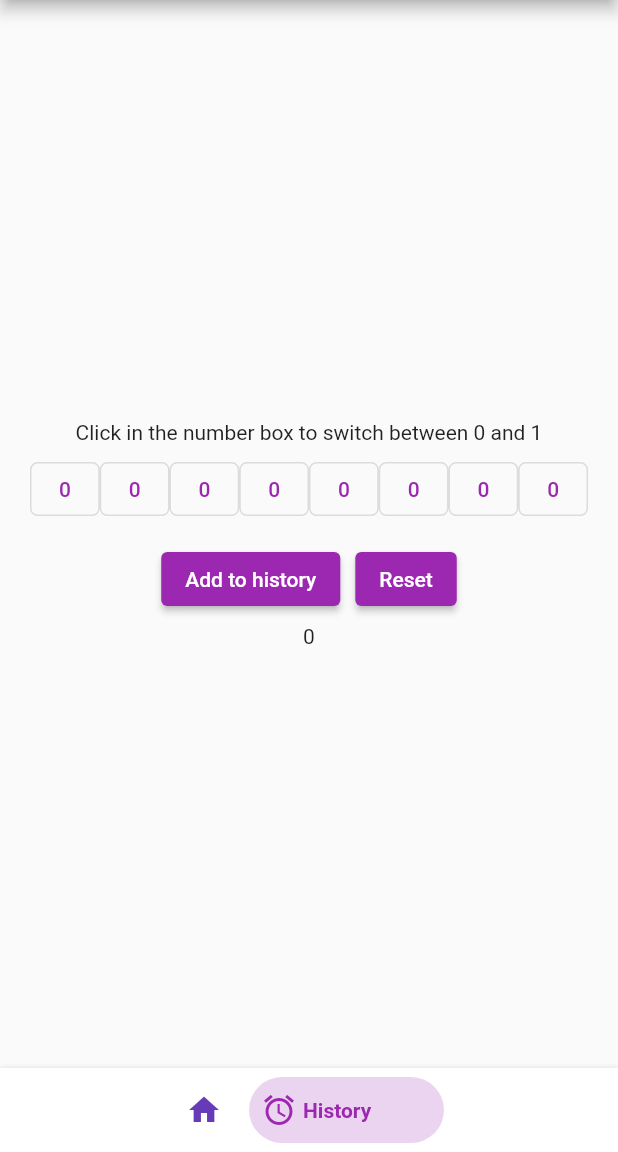
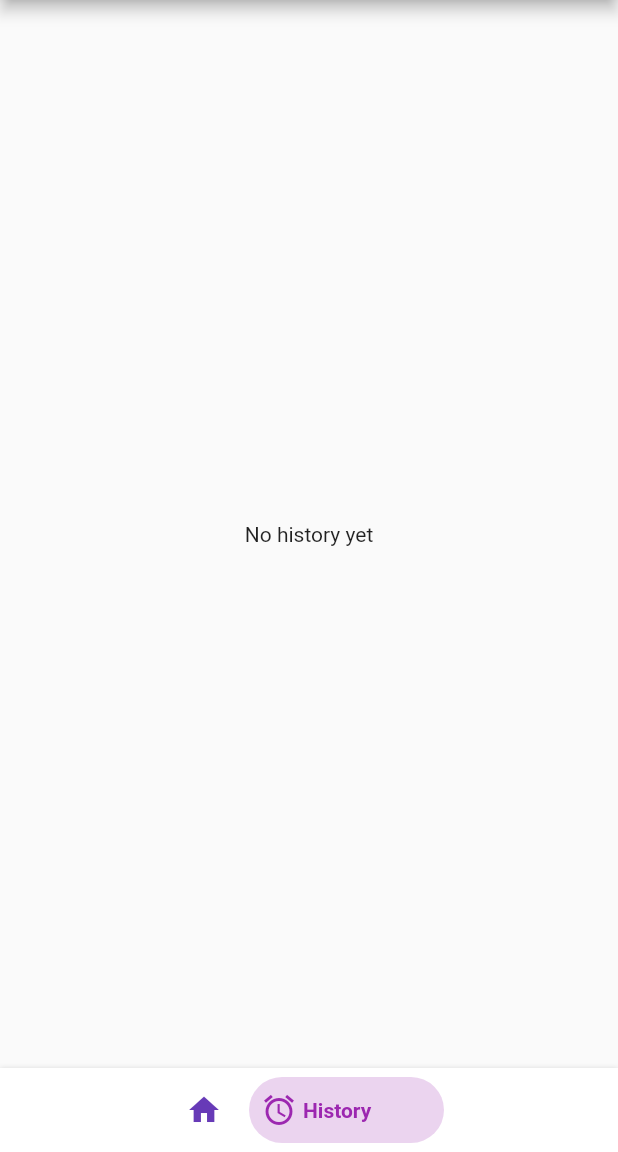
Before and after one commit to aostephano/bin2dec, a Flutter app: the screen it shows after launch, swiped to page 2, on a phone screen of 412 x 824 dp, the part 84-1236 px from its top. Run offline on Flutter 3.47's test engine with Material 2 defaults, Android fonts, the phone set to English and light mode, and no system bars; drawn by our look-alikes of bottom_navy_bar.

Commit message:
All features working, unless reset button

```diff
--- a/lib/providers/BinaryListProvider.dart
+++ b/lib/providers/BinaryListProvider.dart
@@ -15,6 +15,8 @@ class BinaryListProvider extends ChangeNotifier {
     false
   ];
 
+  Map convertHistory = {};
+
   void changeBinValue(int idx) {
     binaryList[idx] ? binaryList[idx] = false : binaryList[idx] = true;
     // debugPrint(binaryList.toString());
@@ -23,14 +25,29 @@ class BinaryListProvider extends ChangeNotifier {
 
   num convertBinaryToDecimal(List<bool> boolList) {
     num decimalValue = 0;
+    List<bool> revBoolList = boolList.reversed.toList();
 
-    boolList.asMap().forEach((index, value) {
-      num binValue = value ? 1 : 0;
-      num secondPar = pow(2, index);
-      decimalValue += binValue * secondPar;
-    });
+    revBoolList.asMap().forEach(
+      (index, value) {
+        num binValue = value ? 1 : 0;
+        num secondPar = pow(2, index);
+        decimalValue += binValue * secondPar;
+        debugPrint("---------------");
+      },
+    );
 
     notifyListeners();
     return decimalValue;
   }
+
+  void saveConvertOnHistory(List<bool> binList, num decimalValue) {
+    String binValue = '';
+    for (var bin in binList) {
+      num auxValue = bin ? 1 : 0;
+      binValue += auxValue.toString();
+    }
+    convertHistory[binValue] = decimalValue.toString();
+
+    debugPrint(convertHistory.toString());
+  }
 }
--- a/lib/screens/MyHomePage.dart
+++ b/lib/screens/MyHomePage.dart
@@ -1,4 +1,5 @@
 import 'package:bin2dec/screens/pages/ConverterScreen.dart';
+import 'package:bin2dec/screens/pages/HistoryScreen.dart';
 import 'package:bottom_navy_bar/bottom_navy_bar.dart';
 import 'package:flutter/material.dart';
 
@@ -39,7 +40,7 @@ class _MyHomePageState extends State<MyHomePage> {
           },
           children: const <Widget>[
             ConverterScreen(),
-            ConverterScreen(),
+            HistoryScreen(),
           ],
         ),
       ),
--- /dev/null
+++ b/lib/screens/pages/HistoryScreen.dart
@@ -0,0 +1,24 @@
+import 'package:flutter/material.dart';
+
+import '../../widgets/components/DisplayHistory.dart';
+
+class HistoryScreen extends StatefulWidget {
+  const HistoryScreen({Key? key}) : super(key: key);
+
+  @override
+  State<HistoryScreen> createState() => _HistoryScreenState();
+}
+
+class _HistoryScreenState extends State<HistoryScreen> {
+  @override
+  Widget build(BuildContext context) {
+    return Expanded(
+      child: Column(
+        mainAxisAlignment: MainAxisAlignment.center,
+        children: [
+          DisplayHistory(),
+        ],
+      ),
+    );
+  }
+}
--- a/lib/widgets/ButtonsRow.dart
+++ b/lib/widgets/ButtonsRow.dart
@@ -18,9 +18,11 @@ class ButtonsRow extends StatelessWidget {
           ElevatedButton(
             onPressed: () {
               //Provider viewPoint
-              var binaryState = context.watch<BinaryListProvider>();
+              var binaryState =
+                  Provider.of<BinaryListProvider>(context, listen: false);
               List<bool> binaryList = binaryState.binaryList;
-              binaryState.convertBinaryToDecimal(binaryList);
+              num decimalValue = binaryState.convertBinaryToDecimal(binaryList);
+              binaryState.saveConvertOnHistory(binaryList, decimalValue);
             },
             child: Text("Add to history"),
           ),
--- a/lib/widgets/DigitsRow.dart
+++ b/lib/widgets/DigitsRow.dart
@@ -1,7 +1,5 @@
 import 'package:bin2dec/widgets/components/SquareInput.dart';
 import 'package:flutter/material.dart';
-import 'package:provider/provider.dart';
-import '../providers/BinaryListProvider.dart';
 
 class DigitsRow extends StatefulWidget {
   const DigitsRow({Key? key}) : super(key: key);
--- /dev/null
+++ b/lib/widgets/components/DisplayHistory.dart
@@ -0,0 +1,43 @@
+import 'package:flutter/material.dart';
+import 'package:provider/provider.dart';
+
+import '../../providers/BinaryListProvider.dart';
+
+class DisplayHistory extends StatefulWidget {
+  const DisplayHistory({Key? key}) : super(key: key);
+
+  @override
+  State<DisplayHistory> createState() => _DisplayHistoryState();
+}
+
+class _DisplayHistoryState extends State<DisplayHistory> {
+  @override
+  Widget build(BuildContext context) {
+    //Provider viewPoint
+    var binaryState = context.watch<BinaryListProvider>();
+    Map convertHistory = binaryState.convertHistory;
+
+    return convertHistory.isEmpty
+        ? const Text("No history yet")
+        : Expanded(
+            child: ListView.builder(
+              itemCount: convertHistory.length,
+              itemBuilder: (BuildContext context, int index) {
+                String key = convertHistory.keys.elementAt(index);
+                return Column(
+                  mainAxisAlignment: MainAxisAlignment.center,
+                  children: <Widget>[
+                    ListTile(
+                      title: Text(key),
+                      subtitle: Text("${convertHistory[key]}"),
+                    ),
+                    const Divider(
+                      height: 2.0,
+                    ),
+                  ],
+                );
+              },
+            ),
+          );
+  }
+}
--- a/lib/widgets/components/DisplayValue.dart
+++ b/lib/widgets/components/DisplayValue.dart
@@ -21,6 +21,7 @@ class _DisplayValueState extends State<DisplayValue> {
     return Row(
       mainAxisAlignment: MainAxisAlignment.center,
       children: [
+        Text("Decimal Value: "),
         Text("$decimalValue"),
       ],
     );
--- a/lib/widgets/components/SquareInput.dart
+++ b/lib/widgets/components/SquareInput.dart
@@ -17,10 +17,13 @@ class _SquareInputState extends State<SquareInput> {
   Widget build(BuildContext context) {
     //Provider viewPoint
     var binaryState = context.watch<BinaryListProvider>();
+    _boolValueController = binaryState.binaryList[widget.idx];
+
     return Expanded(
       flex: 1,
       child: OutlinedButton(
         onPressed: () {
+          _boolValueController = binaryState.binaryList[widget.idx];
           _boolValueController
               ? _boolValueController = false
               : _boolValueController = true;
```
